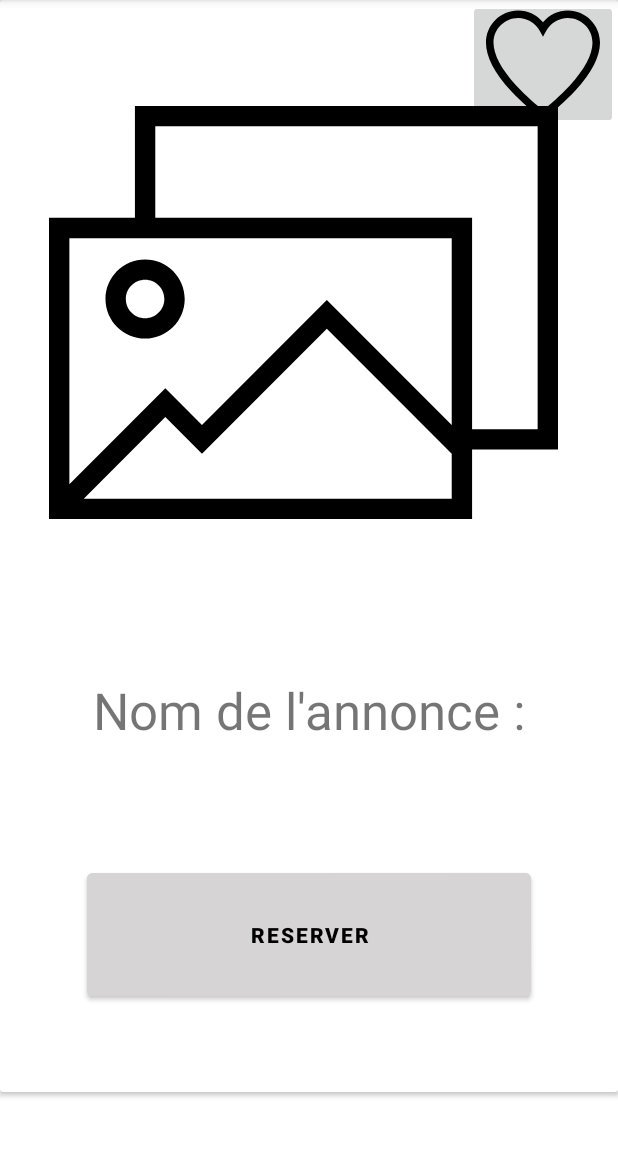
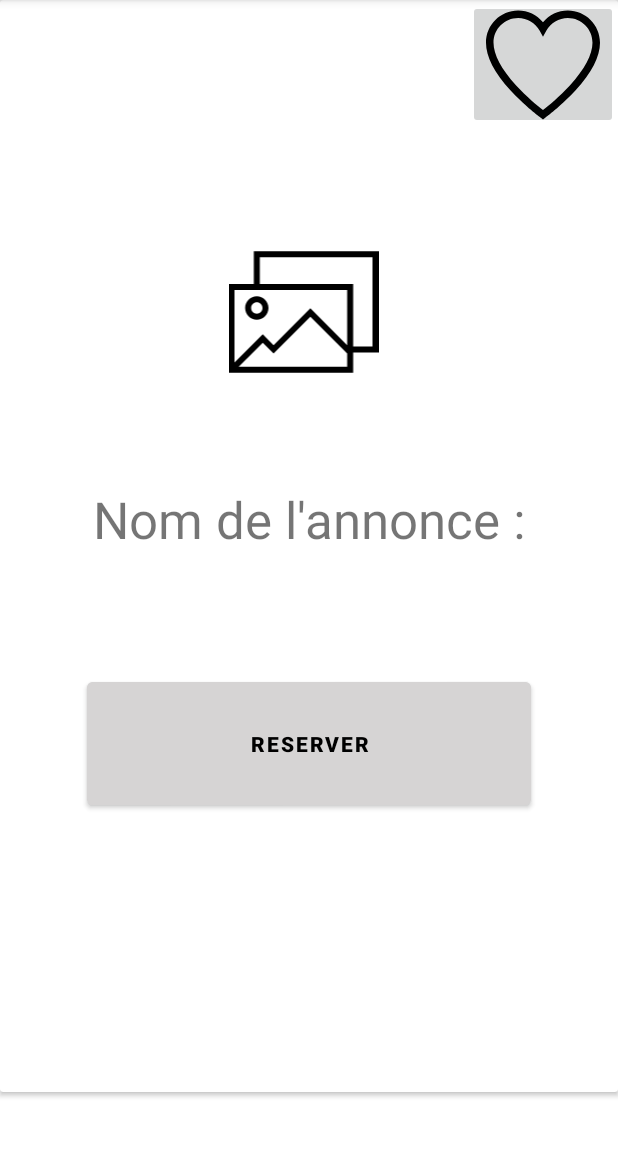
Before and after one commit to Programmation-Plateforme-Mobile-UQAC/FoodToGo, an Android app: the fragment OrderCardFragment shown on its own in the app's theme, on a phone screen of 412 x 824 dp, the part 84-1236 px from its top. Run offline under Robolectric (Android 15) with nearby library versions, the phone set to English and light mode, and no system bars.

Commit message:
Fix: resize weight image

```diff
--- a/app/src/main/res/layout/fragment_order_card.xml
+++ b/app/src/main/res/layout/fragment_order_card.xml
@@ -30,7 +30,7 @@
             <ImageView
                 android:id="@+id/productImageView"
                 android:layout_width="339dp"
-                android:layout_height="354dp"
+                android:layout_height="100dp"
                 android:layout_gravity="center"
                 android:layout_marginTop="1dp"
                 android:layout_marginEnd="3dp"
```
